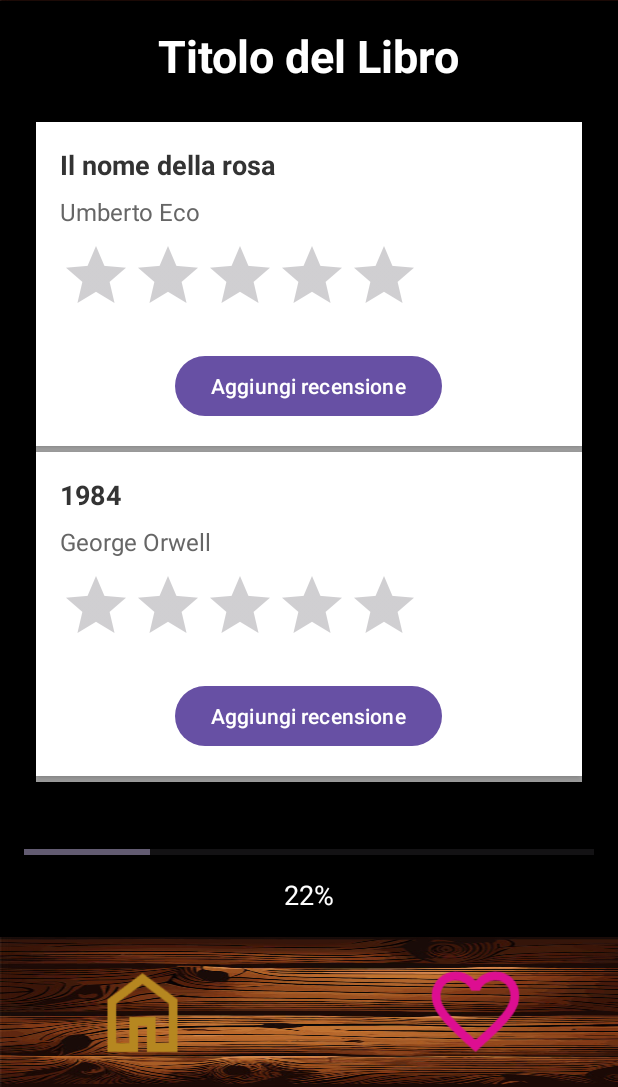
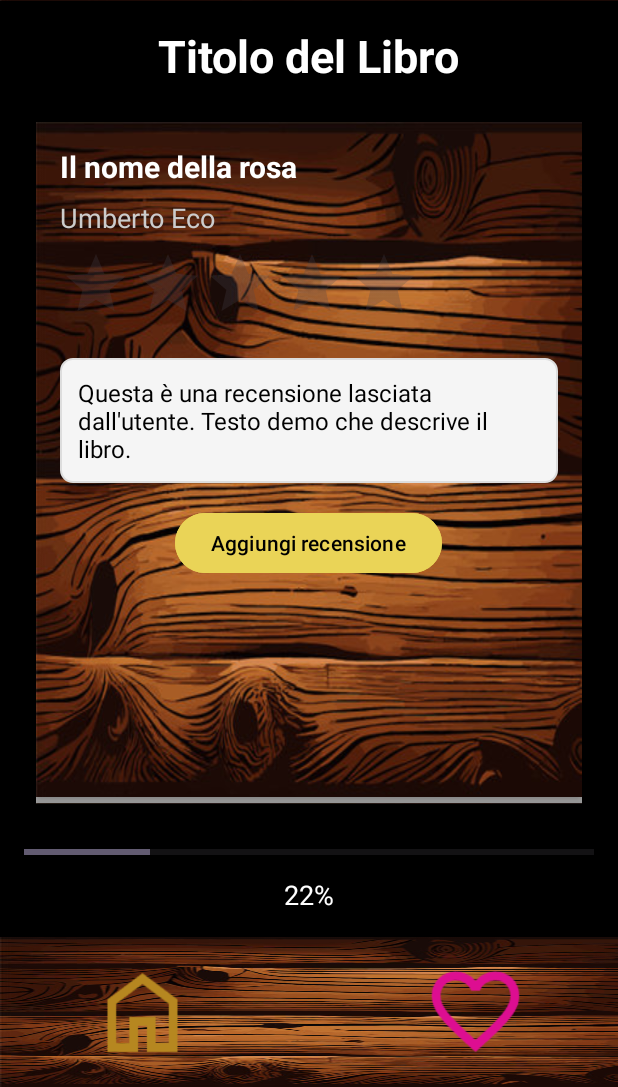
Before and after one commit to LorenzoMorandi-its/AppLibri, an Android app: the screen it shows after launch (MainActivity), on a phone screen of 412 x 824 dp, the part 149-1236 px from its top. Run offline under Robolectric (Android 15) with nearby library versions, the phone set to English and light mode, and no system bars.

Commit message:
Forse abbiamo qualcosa

```diff
--- a/app/src/main/java/com/example/applibri/MainActivity.java
+++ b/app/src/main/java/com/example/applibri/MainActivity.java
@@ -5,7 +5,6 @@ import android.os.Bundle;
 import android.widget.ListView;
 import android.widget.ProgressBar;
 import android.widget.TextView;
-import android.widget.Toast;
 import androidx.activity.result.ActivityResultLauncher;
 import androidx.activity.result.contract.ActivityResultContracts;
 import androidx.appcompat.app.AppCompatActivity;
--- a/app/src/main/res/layout/rowitem_book.xml
+++ b/app/src/main/res/layout/rowitem_book.xml
@@ -4,45 +4,62 @@
     android:layout_height="wrap_content"
     android:padding="16dp"
     android:orientation="vertical"
-    android:background="@android:color/white"
+    android:background="@drawable/legno"
     android:layout_marginBottom="8dp"
     android:elevation="4dp"
     android:layout_gravity="center_horizontal">
 
+    <!-- Titolo del libro -->
     <TextView
         android:id="@+id/textViewTitle"
         android:layout_width="wrap_content"
         android:layout_height="wrap_content"
         android:text="Titolo libro"
-        android:textSize="18sp"
-        android:textColor="#333"
+        android:textSize="20sp"
+        android:textColor="#FFFFFF"
         android:textStyle="bold"
-        android:layout_marginBottom="8dp"/>
+        android:layout_marginBottom="8dp" />
 
+    <!-- Autore del libro -->
     <TextView
         android:id="@+id/textViewAuthor"
         android:layout_width="wrap_content"
         android:layout_height="wrap_content"
         android:text="Autore libro"
-        android:textSize="16sp"
-        android:textColor="#666"
-        android:layout_marginBottom="8dp"/>
+        android:textSize="18sp"
+        android:textColor="#CCCCCC"
+        android:layout_marginBottom="8dp" />
 
+    <!-- Rating bar -->
     <RatingBar
         android:id="@+id/ratingBar"
         android:layout_width="wrap_content"
         android:layout_height="wrap_content"
         android:numStars="5"
-        android:rating="0"
+        android:rating="4.0"
         android:stepSize="0.5"
         android:isIndicator="true"
-        android:layout_marginBottom="16dp"/>
+        android:layout_marginBottom="16dp" />
 
+    <!-- Recensione testuale -->
+    <TextView
+        android:id="@+id/textViewReview"
+        android:layout_width="match_parent"
+        android:layout_height="wrap_content"
+        android:text="Questa è una recensione lasciata dall'utente. Testo demo che descrive il libro."
+        android:textSize="16sp"
+        android:textColor="@color/black"
+        android:background="@drawable/rounded_border"
+        android:padding="12dp"
+        android:layout_marginBottom="16dp" />
+
+    <!-- Pulsante per aggiungere una nuova recensione -->
     <Button
         android:id="@+id/buttonReview"
         android:layout_width="wrap_content"
         android:layout_height="wrap_content"
         android:text="Aggiungi recensione"
-        android:textColor="#fff"
-        android:layout_gravity="center"/>
+        android:backgroundTint="#ead457"
+        android:textColor="#000000"
+        android:layout_gravity="center" />
 </LinearLayout>
```
